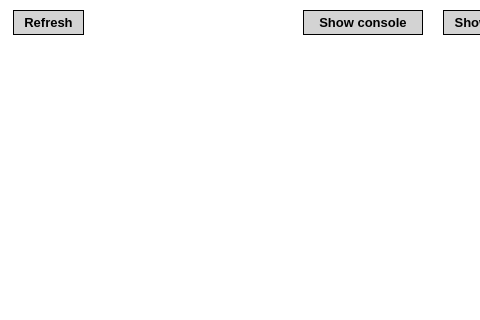
Qt form farconfig/form.ui (Knaster/EkdahlFarConfig) before a commit; both pictures show x 697 to 1177 and y 0 to 320 of the 1280 by 680 pixel window.
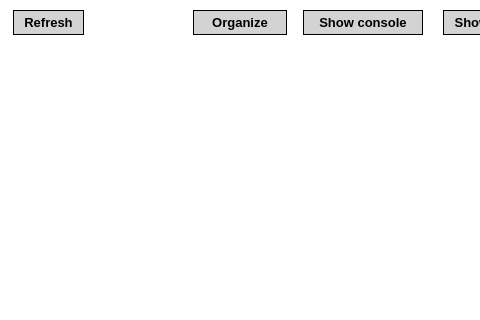
The same form after that commit. The open tabs and pages were chosen to show the change.

```diff
--- a/farconfig/form.ui
+++ b/farconfig/form.ui
@@ -6961,6 +6961,19 @@
     <enum>Qt::Vertical</enum>
    </property>
   </widget>
+  <widget class="QPushButton" name="pushButtonOrganize">
+   <property name="geometry">
+    <rect>
+     <x>890</x>
+     <y>10</y>
+     <width>94</width>
+     <height>25</height>
+    </rect>
+   </property>
+   <property name="text">
+    <string>Organize</string>
+   </property>
+  </widget>
   <zorder>line_4</zorder>
   <zorder>comboBoxSerialPorts</zorder>
   <zorder>pushButtonConnectDisconnect</zorder>
```
Left out of the diff: 3 changed lines with no effect on the pictures.
